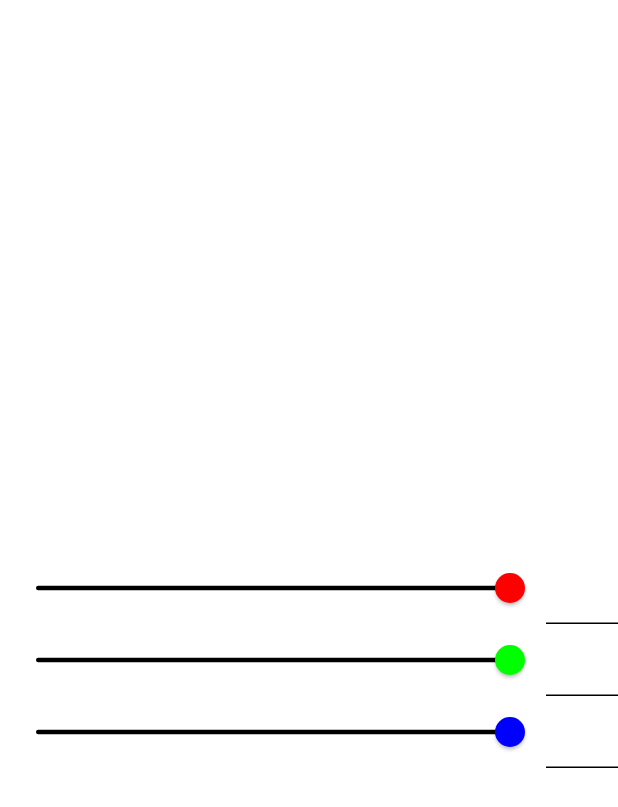
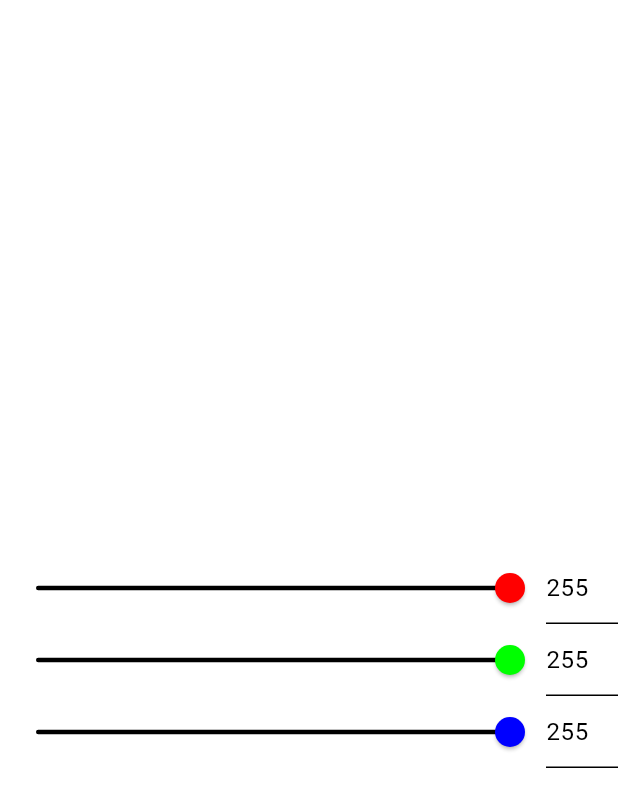
Before and after one commit to tecdrop/rgb_easy_mix, a Flutter app: the screen it shows after launch, on a phone screen of 412 x 824 dp. Shown: the top 807 px of the screen. Run offline on Flutter 3.47's test engine with Material 3 defaults, Android fonts, the phone set to English and light mode, and no system bars.

Commit message:
Encapsulate RGB sliders functionality

```diff
--- a/lib/screens/home_screen.dart
+++ b/lib/screens/home_screen.dart
@@ -17,10 +17,6 @@ class HomeScreen extends StatefulWidget {
 class _HomeScreenState extends State<HomeScreen> {
   Color _color = Colors.white;
 
-  final TextEditingController _redController = TextEditingController();
-  final TextEditingController _greenController = TextEditingController();
-  final TextEditingController _blueController = TextEditingController();
-
   @override
   Widget build(BuildContext context) {
     print('HomeScreen build');
@@ -33,13 +29,7 @@ class _HomeScreenState extends State<HomeScreen> {
       body: Center(
         child: RGBSliders(
           color: _color,
-          redController: _redController,
-          greenController: _greenController,
-          blueController: _blueController,
           onColorChanged: (Color color) {
-            _redController.text = color.red.toString();
-            _greenController.text = color.green.toString();
-            _blueController.text = color.blue.toString();
             setState(() {
               _color = color;
             });
--- a/lib/widgets/rgb_sliders_screen.dart
+++ b/lib/widgets/rgb_sliders_screen.dart
@@ -18,14 +18,11 @@ const Map<_RGB, Color> _rgbColors = <_RGB, Color>{
 };
 
 /// The RGB Sliders Screen stateful widget.
-class RGBSliders extends StatelessWidget {
+class RGBSliders extends StatefulWidget {
   const RGBSliders({
     super.key,
     required this.color,
     required this.onColorChanged,
-    required this.redController,
-    required this.greenController,
-    required this.blueController,
   });
 
   /// The color to control using the RGB sliders.
@@ -34,22 +31,50 @@ class RGBSliders extends StatelessWidget {
   /// Called when the color is changed by the user using the RGB sliders.
   final ValueChanged<Color>? onColorChanged;
 
-  final TextEditingController redController;
+  @override
+  State<RGBSliders> createState() => _RGBSlidersState();
+}
 
-  final TextEditingController greenController;
+class _RGBSlidersState extends State<RGBSliders> {
+  late final TextEditingController _redController;
 
-  final TextEditingController blueController;
+  late final TextEditingController _greenController;
+
+  late final TextEditingController _blueController;
+
+  @override
+  void initState() {
+    super.initState();
+
+    _redController = TextEditingController(text: widget.color.red.toString());
+    _greenController = TextEditingController(text: widget.color.green.toString());
+    _blueController = TextEditingController(text: widget.color.blue.toString());
+  }
 
   /// Updates the color by changing the specified RGB channel to the specified value and calls the
   /// onColorChanged callback.
-  void _updateColor(_RGB rgb, int value) {
+  void _updateColor(_RGB rgb, int value, bool updateTextField) {
     final Color updatedColor = switch (rgb) {
-      _RGB.red => color.withRed(value),
-      _RGB.green => color.withGreen(value),
-      _RGB.blue => color.withBlue(value),
+      _RGB.red => widget.color.withRed(value),
+      _RGB.green => widget.color.withGreen(value),
+      _RGB.blue => widget.color.withBlue(value),
     };
 
-    onColorChanged?.call(updatedColor);
+    if (updateTextField) {
+      switch (rgb) {
+        case _RGB.red:
+          _redController.text = value.toString();
+          break;
+        case _RGB.green:
+          _greenController.text = value.toString();
+          break;
+        case _RGB.blue:
+          _blueController.text = value.toString();
+          break;
+      }
+    }
+
+    widget.onColorChanged?.call(updatedColor);
   }
 
   /// The main build method of the screen.
@@ -57,7 +82,7 @@ class RGBSliders extends StatelessWidget {
   Widget build(BuildContext context) {
     print('RGBSliders build');
 
-    final Color contrastColor = color_utils.contrastOf(color);
+    final Color contrastColor = color_utils.contrastOf(widget.color);
 
     return SliderTheme(
       data: const SliderThemeData(
@@ -73,48 +98,48 @@ class RGBSliders extends StatelessWidget {
           TableRow(
             children: <Widget>[
               _RGBSlider(
-                value: color.red,
+                value: widget.color.red,
                 rgbColor: _rgbColors[_RGB.red]!,
                 foregroundColor: contrastColor,
-                onChanged: (int value) => _updateColor(_RGB.red, value),
+                onChanged: (int value) => _updateColor(_RGB.red, value, true),
               ),
               _RGBTextField(
-                value: color.red,
+                value: widget.color.red,
                 foregroundColor: contrastColor,
-                controller: redController,
-                onChanged: (int value) => _updateColor(_RGB.red, value),
+                controller: _redController,
+                onChanged: (int value) => _updateColor(_RGB.red, value, false),
               ),
             ],
           ),
           TableRow(
             children: <Widget>[
               _RGBSlider(
-                value: color.green,
+                value: widget.color.green,
                 rgbColor: _rgbColors[_RGB.green]!,
                 foregroundColor: contrastColor,
-                onChanged: (int value) => _updateColor(_RGB.green, value),
+                onChanged: (int value) => _updateColor(_RGB.green, value, true),
               ),
               _RGBTextField(
-                value: color.green,
+                value: widget.color.green,
                 foregroundColor: contrastColor,
-                controller: greenController,
-                onChanged: (int value) => _updateColor(_RGB.green, value),
+                controller: _greenController,
+                onChanged: (int value) => _updateColor(_RGB.green, value, false),
               ),
             ],
           ),
           TableRow(
             children: <Widget>[
               _RGBSlider(
-                value: color.blue,
+                value: widget.color.blue,
                 rgbColor: _rgbColors[_RGB.blue]!,
                 foregroundColor: contrastColor,
-                onChanged: (int value) => _updateColor(_RGB.blue, value),
+                onChanged: (int value) => _updateColor(_RGB.blue, value, true),
               ),
               _RGBTextField(
-                value: color.blue,
+                value: widget.color.blue,
                 foregroundColor: contrastColor,
-                controller: blueController,
-                onChanged: (int value) => _updateColor(_RGB.blue, value),
+                controller: _blueController,
+                onChanged: (int value) => _updateColor(_RGB.blue, value, false),
               ),
             ],
           ),
```
